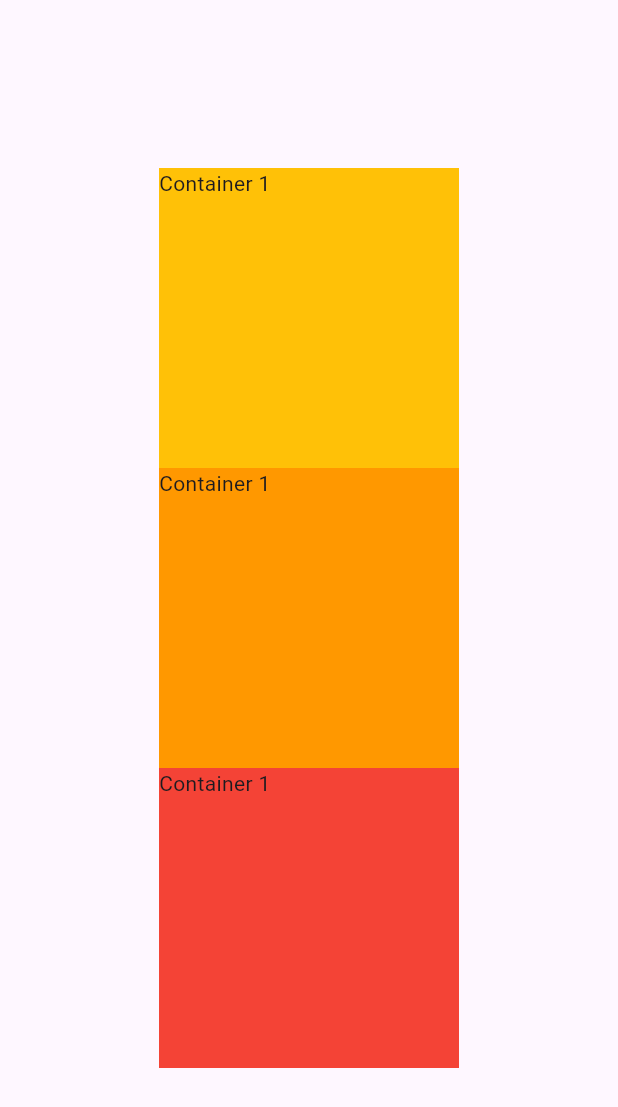
After one commit to shaikhasif69/Learn-Flutter, a Flutter app: the MyColumn screen opened directly, on a phone screen of 412 x 824 dp. The commit adds this screen. Shown: the top 1107 px of the screen. Run offline on Flutter 3.47's test engine with Material 3 defaults, Android fonts, the phone set to English and light mode, and no system bars.

Commit message:
More Updates done

```diff
--- a/analysis_options.yaml
+++ b/analysis_options.yaml
@@ -7,6 +7,9 @@
 
 # The following line activates a set of recommended lints for Flutter apps,
 # packages, and plugins designed to encourage good coding practices.
+analyzer:
+  errors:
+    non_constant_identifier_names: ignore
 include: package:flutter_lints/flutter.yaml
 
 linter:
@@ -23,6 +26,5 @@ linter:
   rules:
     # avoid_print: false  # Uncomment to disable the `avoid_print` rule
     # prefer_single_quotes: true  # Uncomment to enable the `prefer_single_quotes` rule
-
 # Additional information about this file can be found at
 # https://dart.dev/guides/language/analysis-options
--- /dev/null
+++ b/lib/Basics/myColumn.dart
@@ -0,0 +1,66 @@
+import 'package:flutter/material.dart';
+
+class MyColumn extends StatelessWidget {
+  const MyColumn({super.key});
+
+  @override
+  Widget build(BuildContext context) {
+    return  Scaffold(
+      body: Center(
+        child: ContainerWidgets()
+      ),
+    );
+  }
+
+ Widget TextColumn() {
+    return Column(
+         mainAxisAlignment: MainAxisAlignment.center,
+          children: [
+            Text("data1"),
+
+            Text("data2"),
+
+            Text("data3"),
+
+            ],
+        );
+  }
+
+  Widget ContainerWidgets(){
+    return Column(
+      mainAxisAlignment: MainAxisAlignment.center,
+
+      children: [
+        Container(
+          height: 200,
+          width: 200,
+          color: Colors.amber,
+          child: Text("Container 1"),
+        ),
+        Container(
+          height: 200,
+          width: 200,
+          color: Colors.orange,
+          child: Text("Container 1"),
+        ),
+        Container(
+          height: 200,
+          width: 200,
+          color: Colors.red,
+          child: Text("Container 1"),
+        ),
+      ],
+    );
+  }
+
+  Widget ButtonColumns() {
+    return Column(
+      mainAxisAlignment: MainAxisAlignment.center,
+      children: [
+        ElevatedButton(onPressed: () {}, child: Text("Button one!")),
+        ElevatedButton(onPressed: () {}, child: Text("Button one!")),
+        ElevatedButton(onPressed: () {}, child: Text("Button one!")),
+      ],
+    );
+  }
+}
--- a/pubspec.yaml
+++ b/pubspec.yaml
@@ -59,8 +59,8 @@ flutter:
   uses-material-design: true
 
   # To add assets to your application, add an assets section, like this:
-  # assets:
-  #   - images/a_dot_burr.jpeg
+  assets:
+    - images/
   #   - images/a_dot_ham.jpeg
 
   # An image asset can refer to one or more resolution-specific "variants", see
```
Also changed, not shown: lib/Basics/myContainer.dart (added, +55 -0 lines), lib/Basics/myRow.dart (added, +78 -0 lines), lib/main.dart (+4 -17 lines), images/cat.jpeg (added), images/cat2.jpg (added), images/catProffsor.jpeg (added), images/catWriteApp.webp (added).
